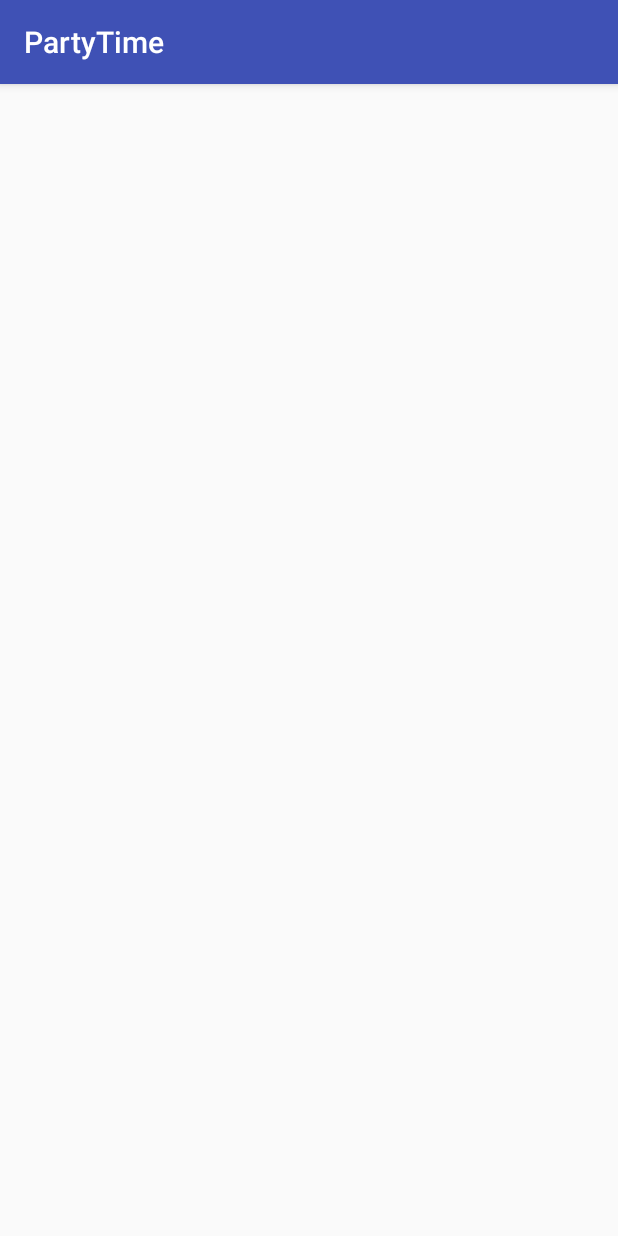
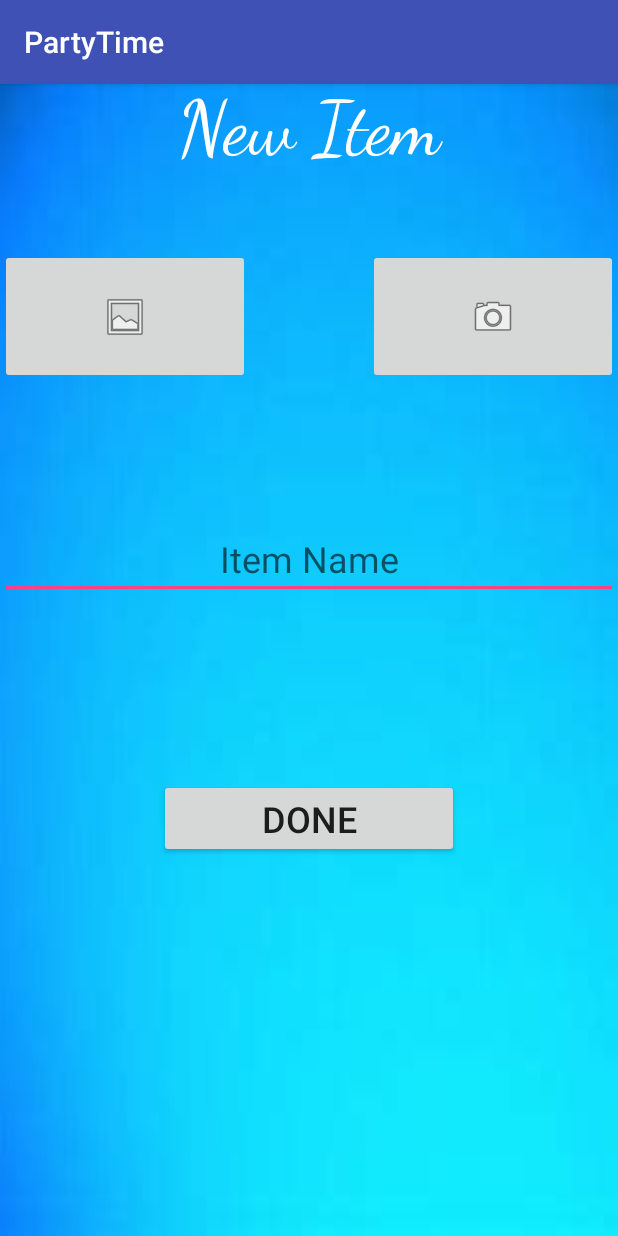
Before and after one commit to mhab323/PartyTime2, an Android app: the NewBDActivity screen opened directly, with no data from a screen before it, on a phone screen of 412 x 824 dp. Run offline under Robolectric (Android 15) with nearby library versions, the phone set to English and light mode, and no system bars.

Commit message:
ImageButton

```diff
--- a/app/build.gradle
+++ b/app/build.gradle
@@ -25,4 +25,5 @@ dependencies {
     testImplementation 'junit:junit:4.12'
     androidTestImplementation 'com.android.support.test:runner:1.0.2'
     androidTestImplementation 'com.android.support.test.espresso:espresso-core:3.0.2'
+    implementation 'com.android.support:design:28.0.0-rc02'
 }
--- a/app/src/main/AndroidManifest.xml
+++ b/app/src/main/AndroidManifest.xml
@@ -22,7 +22,8 @@
         <activity android:name=".ListActivity" />
         <activity android:name=".LogInScreen" />
         <activity android:name=".SignUpScreen" />
-        <activity android:name=".NewBDActivity"></activity>
+        <activity android:name=".NewBDActivity" />
+        <activity android:name=".BdList"></activity>
     </application>
 
 </manifest>
--- a/app/src/main/java/com/example/user/partytime/LogInScreen.java
+++ b/app/src/main/java/com/example/user/partytime/LogInScreen.java
@@ -37,7 +37,7 @@ public class LogInScreen extends AppCompatActivity implements View.OnClickListen
         String password = etPasswordLgin.getText().toString();
         switch (v.getId()) {
             case R.id.btLgin:
-                Intent i = new Intent(this,NewBDActivity .class);
+                Intent i = new Intent(this,BdList .class);
 
                 startActivity(i);
                 break;
--- a/app/src/main/java/com/example/user/partytime/NewBDActivity.java
+++ b/app/src/main/java/com/example/user/partytime/NewBDActivity.java
@@ -1,13 +1,43 @@
 package com.example.user.partytime;
 
+import android.content.Intent;
 import android.support.v7.app.AppCompatActivity;
 import android.os.Bundle;
+import android.view.View;
+import android.widget.Button;
+import android.widget.EditText;
+import android.widget.TextView;
 
-public class NewBDActivity extends AppCompatActivity {
+public class NewBDActivity extends AppCompatActivity implements View.OnClickListener {
 
-    @Override
+    TextView tvNewItem;
+
+    EditText ItemName;
+
+    Button btDone;
+
     protected void onCreate(Bundle savedInstanceState) {
         super.onCreate(savedInstanceState);
         setContentView(R.layout.activity_new_bd);
+
+        tvNewItem = findViewById(R.id.tvNewItem);
+
+        ItemName = findViewById(R.id.ItemName);
+
+        btDone = findViewById(R.id.btDone);
+
+        btDone.setOnClickListener(this);
+
+    }
+
+    @Override
+    public void onClick(View v) {
+        switch (v.getId()) {
+            case R.id.btDone:
+                Intent i = new Intent(this, BdList.class);
+                startActivity(i);
+                break;
+
+        }
     }
 }
--- /dev/null
+++ b/app/src/main/res/drawable/oval.xml
@@ -0,0 +1,4 @@
+<?xml version="1.0" encoding="utf-8"?>
+<shape xmlns:android="http://schemas.android.com/apk/res/android" android:shape="oval">
+    <solid android:color="#000000"></solid>
+</shape>
--- a/app/src/main/res/layout/activity_main.xml
+++ b/app/src/main/res/layout/activity_main.xml
@@ -17,6 +17,6 @@
         android:paddingTop="230dp"
         android:text="Party Time"
         android:textAlignment="center"
-        android:textSize="36sp"
+        android:textSize="45sp"
         android:textStyle="bold|italic" />
 </LinearLayout>
--- a/app/src/main/res/layout/activity_new_bd.xml
+++ b/app/src/main/res/layout/activity_new_bd.xml
@@ -4,7 +4,75 @@
     xmlns:tools="http://schemas.android.com/tools"
     android:layout_width="match_parent"
     android:layout_height="match_parent"
+    android:background="@drawable/th"
     android:orientation="vertical"
     tools:context=".NewBDActivity">
 
+    <TextView
+        android:id="@+id/tvNewItem"
+        android:layout_width="match_parent"
+        android:layout_height="wrap_content"
+        android:fontFamily="cursive"
+        android:text="New Item"
+        android:textAlignment="center"
+        android:textColor="#FFFFFF"
+        android:textSize="50sp" />
+
+    <Space
+        android:layout_width="match_parent"
+        android:layout_height="50dp" />
+
+    <LinearLayout
+        android:layout_width="match_parent"
+        android:layout_height="90dp"
+        android:orientation="horizontal">
+
+        <ImageButton
+            android:id="@+id/btGallery"
+            android:layout_width="158dp"
+            android:layout_height="match_parent"
+            android:layout_weight="1"
+            app:srcCompat="@android:drawable/ic_menu_gallery" />
+
+        <Space
+            android:layout_width="70dp"
+            android:layout_height="wrap_content"
+            android:layout_weight="1" />
+
+        <ImageButton
+            android:id="@+id/btCamera"
+            android:layout_width="158dp"
+            android:layout_height="match_parent"
+            android:layout_weight="1"
+            app:srcCompat="@android:drawable/ic_menu_camera" />
+
+    </LinearLayout>
+
+    <Space
+        android:layout_width="match_parent"
+        android:layout_height="90dp" />
+
+    <EditText
+        android:id="@+id/ItemName"
+        android:layout_width="match_parent"
+        android:layout_height="wrap_content"
+        android:ems="10"
+        android:hint="Item Name"
+        android:inputType="text|textNoSuggestions|textPersonName"
+        android:textAlignment="center"
+        android:textSize="24sp" />
+
+    <Space
+        android:layout_width="match_parent"
+        android:layout_height="120dp" />
+
+    <Button
+        android:id="@+id/btDone"
+        android:layout_width="200dp"
+        android:layout_height="wrap_content"
+        android:layout_gravity="center"
+        android:gravity="center"
+        android:text="Done"
+        android:textSize="24sp" />
+
 </LinearLayout>
```
Also changed, not shown: app/src/main/java/com/example/user/partytime/BdList.java (added, +38 -0 lines), app/src/main/res/layout/activity_bd_list.xml (added, +23 -0 lines), app/src/main/res/drawable-v24/add icon.jpg (added), app/src/main/res/drawable-v24/add.jpg (added), app/src/main/res/drawable-v24/bdlistbg.jpg (added), app/src/main/res/drawable-v24/cameraicon.png (added), app/src/main/res/drawable-v24/galleryicon.jpg (added), app/src/main/res/mipmap-hdpi/ic_launcher1.png (added), app/src/main/res/mipmap-hdpi/ic_launcher2.png (added), app/src/main/res/mipmap-hdpi/ic_launcher3.png (added).
